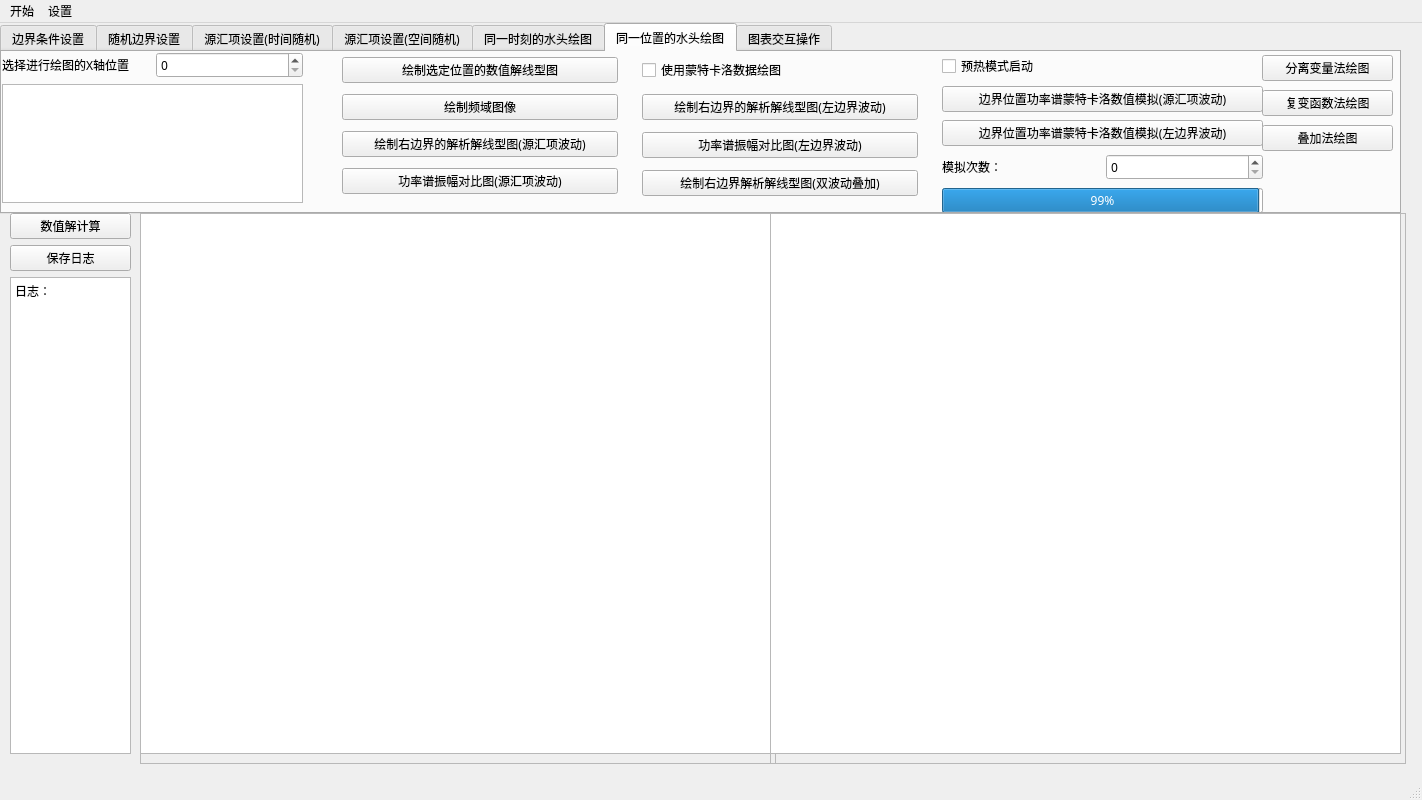
Qt form random_flow_window.ui (Yulei-3005240023/Random_flow) before a commit.
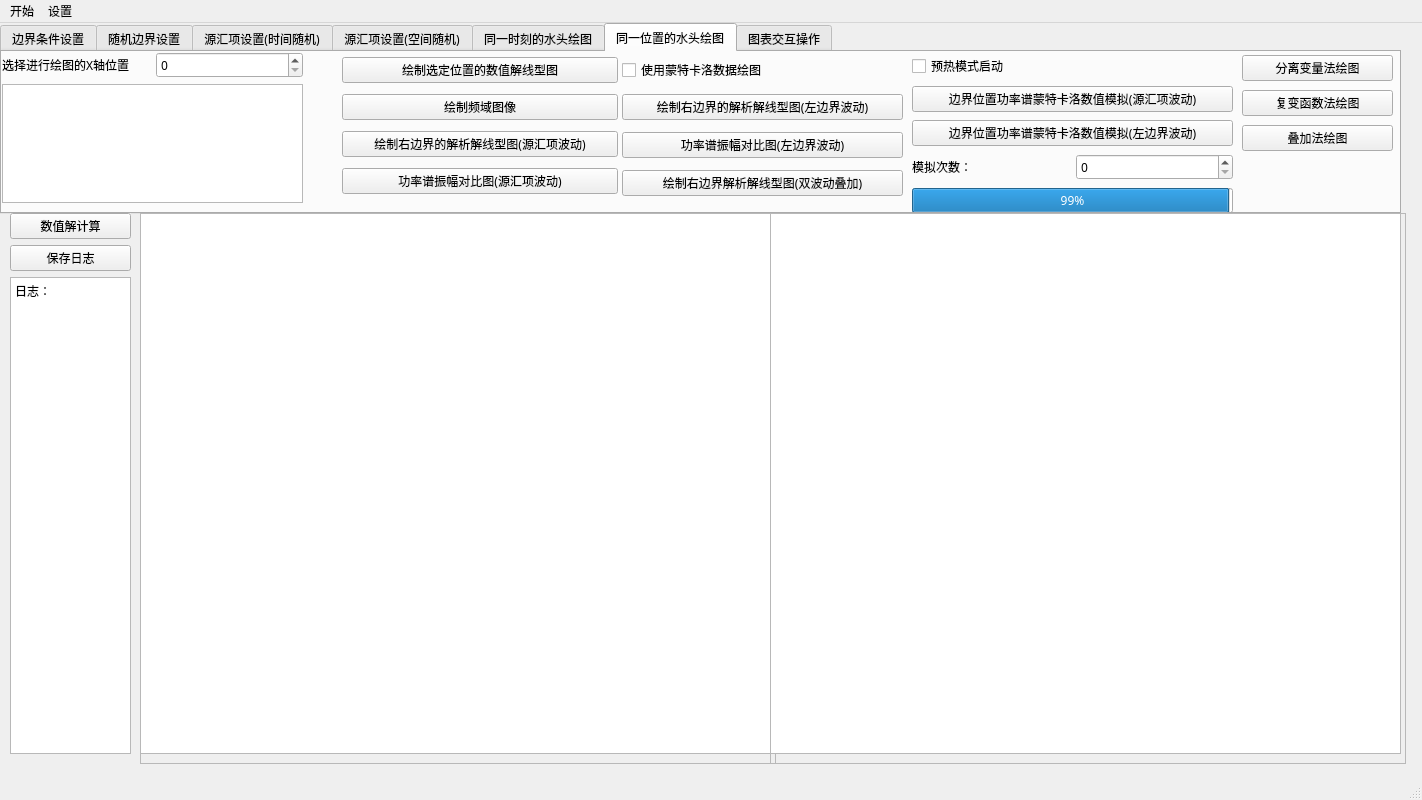
The same form after that commit. The open tabs and pages were chosen to show the change. Custom widgets are drawn as their Qt base class.

Diff of the .ui file:
```diff
--- a/random_flow_window.ui
+++ b/random_flow_window.ui
@@ -827,9 +827,9 @@
      <widget class="QWidget" name="verticalLayoutWidget_18">
       <property name="geometry">
        <rect>
-        <x>640</x>
+        <x>620</x>
         <y>0</y>
-        <width>276</width>
+        <width>281</width>
         <height>151</height>
        </rect>
       </property>
@@ -867,7 +867,7 @@
      <widget class="QWidget" name="verticalLayoutWidget_19">
       <property name="geometry">
        <rect>
-        <x>940</x>
+        <x>910</x>
         <y>0</y>
         <width>321</width>
         <height>167</height>
@@ -928,9 +928,9 @@
      <widget class="QWidget" name="verticalLayoutWidget_20">
       <property name="geometry">
        <rect>
-        <x>1260</x>
+        <x>1240</x>
         <y>0</y>
-        <width>131</width>
+        <width>151</width>
         <height>103</height>
        </rect>
       </property>
```
Left out of the diff: 31 changed lines with no effect on the pictures.
